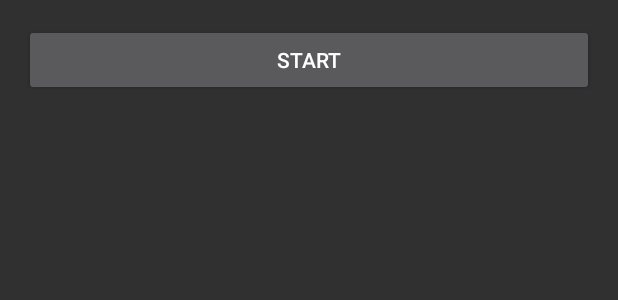
After one commit to Anty0/ev3projectsandroid-lejos, an Android app: the layout fragment_line_follow.xml on its own in the app's theme, with its tools: preview values and no code run, on a phone screen of 412 x 824 dp. The commit adds this screen. Shown: the top 300 px of the screen. Run offline under Robolectric (Android 15) with nearby library versions, the phone set to English and light mode, and no system bars.

```diff
--- a/app/build.gradle
+++ b/app/build.gradle
@@ -83,9 +83,9 @@ dependencies {
     annotationProcessor 'com.jakewharton:butterknife-compiler:8.4.0'
 
     compile 'com.squareup.picasso:picasso:2.5.2'
-    compile 'com.jjoe64:graphview:4.2.1'
+    //compile 'com.jjoe64:graphview:4.2.1'//TODO: use
     /*compile('com.mikepenz:aboutlibraries:5.8.1@aar') {
         transitive = true
     }*/
-    compile 'com.android.support.constraint:constraint-layout:1.0.0-alpha9'
+    compile 'com.android.support.constraint:constraint-layout:1.0.0-beta4'
 }
--- /dev/null
+++ b/app/src/main/res/layout/fragment_line_follow.xml
@@ -0,0 +1,18 @@
+<?xml version="1.0" encoding="utf-8"?>
+<android.support.constraint.ConstraintLayout xmlns:android="http://schemas.android.com/apk/res/android"
+    xmlns:app="http://schemas.android.com/apk/res-auto"
+    android:layout_width="match_parent"
+    android:layout_height="match_parent">
+
+    <Button
+        android:id="@+id/buttonStart"
+        android:layout_width="0dp"
+        android:layout_height="wrap_content"
+        android:layout_marginEnd="16dp"
+        android:layout_marginStart="16dp"
+        android:layout_marginTop="16dp"
+        android:text="@string/but_start"
+        app:layout_constraintLeft_toLeftOf="parent"
+        app:layout_constraintRight_toRightOf="parent"
+        app:layout_constraintTop_toTopOf="parent" />
+</android.support.constraint.ConstraintLayout>
--- a/app/src/main/res/menu/activity_main_drawer.xml
+++ b/app/src/main/res/menu/activity_main_drawer.xml
@@ -34,6 +34,11 @@
             android:icon="@drawable/ic_map"
             android:title="@string/title_fragment_slam_control" />
 
+        <item
+            android:id="@+id/nav_line_follow"
+            android:enabled="false"
+            android:title="@string/title_fragment_line_follow" />
+
     </group>
 
     <group
--- a/app/src/main/res/values/strings.xml
+++ b/app/src/main/res/values/strings.xml
@@ -8,6 +8,7 @@
     <string name="title_fragment_remote_control">Remote control</string>
     <string name="title_fragment_advanced_remote_control">Advanced Remote control</string>
     <string name="title_fragment_slam_control">SLAM Mapper</string>
+    <string name="title_fragment_line_follow">Line follower</string>
 
     <string name="action_settings">Settings</string>
     <string name="action_debug">Debug</string>
--- a/ev3projectsbase/src/main/java/eu/codetopic/anty/ev3projectsbase/DefaultModelInfo.java
+++ b/ev3projectsbase/src/main/java/eu/codetopic/anty/ev3projectsbase/DefaultModelInfo.java
@@ -39,7 +39,7 @@ public final class DefaultModelInfo {
 
     private static final String SENSOR_COLOR_PORT = "S3";
     private static final double SENSOR_COLOR_OFFSET_X = 0d;
-    private static final double SENSOR_COLOR_OFFSET_Y = 3.5d;
+    private static final double SENSOR_COLOR_OFFSET_Y = 3.5d;// TODO: 4.1.17 remeasure
 
     private DefaultModelInfo() {
     }
--- a/ev3projectsbase/src/main/java/eu/codetopic/anty/ev3projectsbase/RMIModes.java
+++ b/ev3projectsbase/src/main/java/eu/codetopic/anty/ev3projectsbase/RMIModes.java
@@ -19,7 +19,7 @@ public interface RMIModes {
     enum BasicMode {
         TEST_FORWARD("Test-Forward"), TEST_ROTATE("Test-Rotate"), BEACON_FOLLOW("BeaconFollow"),
         GRAPHICS_SCAN_LINES("GraphicsScan-Lines"), GRAPHICS_SCAN_DOTS("GraphicsScan-Dots"),
-        SLAM_CLIENT("SLAM Client");
+        SLAM_CLIENT("SLAM Client"), LINE_FOLLOW("Line follower");
 
         private final String name;
 
--- a/ev3projectslego/src/main/java/eu/codetopic/anty/ev3projectslego/mode/RMIModesImpl.java
+++ b/ev3projectslego/src/main/java/eu/codetopic/anty/ev3projectslego/mode/RMIModesImpl.java
@@ -13,6 +13,7 @@ import eu.codetopic.anty.ev3projectsbase.RMIModes;
 import eu.codetopic.anty.ev3projectslego.hardware.Hardware;
 import eu.codetopic.anty.ev3projectslego.mode.base.BeaconFollowMode;
 import eu.codetopic.anty.ev3projectslego.mode.base.GraphicsScannerMode;
+import eu.codetopic.anty.ev3projectslego.mode.base.LineFollowMode;
 import eu.codetopic.anty.ev3projectslego.mode.base.SlamClientMode;
 import eu.codetopic.anty.ev3projectslego.mode.base.TestForwardMode;
 import eu.codetopic.anty.ev3projectslego.mode.base.TestRotateMode;
@@ -35,6 +36,7 @@ public class RMIModesImpl implements RMIModes {
         AVAILABLE_MODES.put(BasicMode.GRAPHICS_SCAN_LINES, new GraphicsScannerMode.Lines());
         AVAILABLE_MODES.put(BasicMode.GRAPHICS_SCAN_DOTS, new GraphicsScannerMode.Dots());
         AVAILABLE_MODES.put(BasicMode.SLAM_CLIENT, new SlamClientMode());
+        AVAILABLE_MODES.put(BasicMode.LINE_FOLLOW, new LineFollowMode());
     }
 
     private final Looper looper;
```
Also changed, not shown: app/src/main/java/eu/codetopic/anty/ev3projectsandroid/MainActivity.java (+8 -0 lines), app/src/main/java/eu/codetopic/anty/ev3projectsandroid/fragment/LineFollowFragment.java (added, +58 -0 lines), ev3projectslego/src/main/java/eu/codetopic/anty/ev3projectslego/mode/base/LineFollowMode.java (added, +24 -0 lines).
